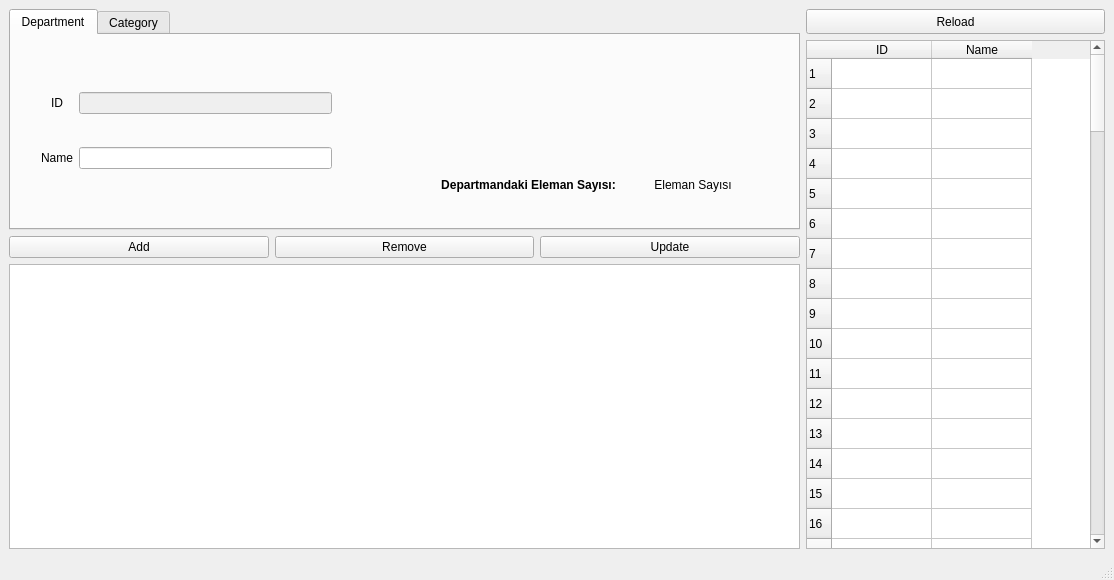
This is Window/ui/SettingWindow.ui in GitHangar/SelCan_Public as Qt 5 draws it before an edit. The edited form follows.
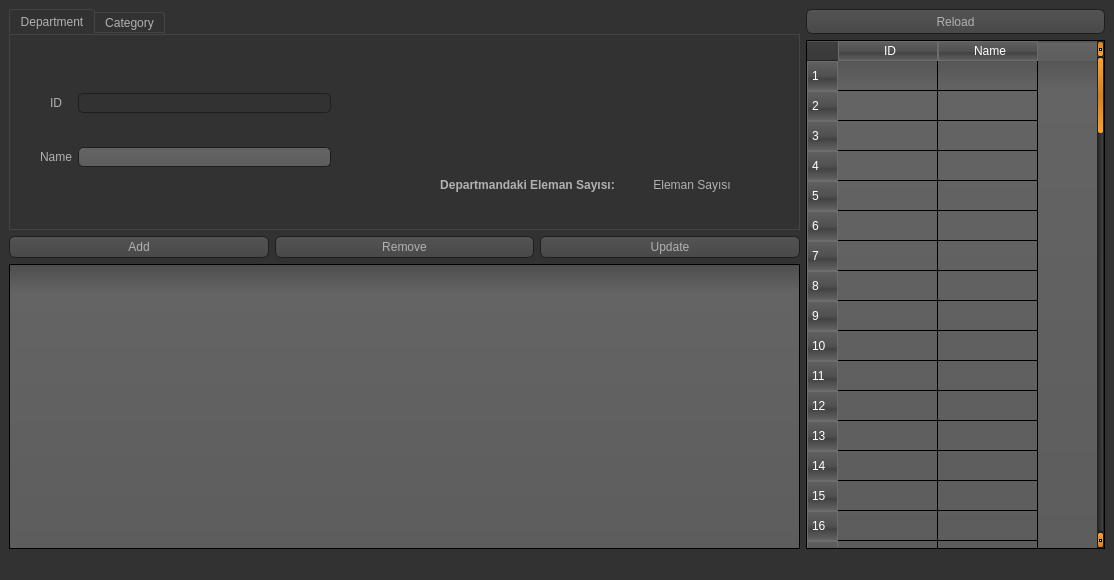
This is the edited form. The open tabs and pages were chosen to show the change. Icons and pictures are not drawn.

What changed in the file:
```diff
--- a/Window/ui/SettingWindow.ui
+++ b/Window/ui/SettingWindow.ui
@@ -13,6 +13,467 @@
   <property name="windowTitle">
    <string>MainWindow</string>
   </property>
+  <property name="styleSheet">
+   <string notr="true">QToolTip
+{
+     border: 1px solid black;
+     background-color: #ffa02f;
+     padding: 1px;
+     border-radius: 3px;
+     opacity: 100;
+}
+
+QWidget
+{
+    color: #b1b1b1;
+    background-color: #323232;
+}
+
+QWidget:item:hover
+{
+    background-color: QLinearGradient( x1: 0, y1: 0, x2: 0, y2: 1, stop: 0 #ffa02f, stop: 1 #ca0619);
+    color: #000000;
+}
+
+QWidget:item:selected
+{
+    background-color: QLinearGradient( x1: 0, y1: 0, x2: 0, y2: 1, stop: 0 #ffa02f, stop: 1 #d7801a);
+}
+
+QMenuBar::item
+{
+    background: transparent;
+}
+
+QMenuBar::item:selected
+{
+    background: transparent;
+    border: 1px solid #ffaa00;
+}
+
+QMenuBar::item:pressed
+{
+    background: #444;
+    border: 1px solid #000;
+    background-color: QLinearGradient(
+        x1:0, y1:0,
+        x2:0, y2:1,
+        stop:1 #212121,
+        stop:0.4 #343434/*,
+        stop:0.2 #343434,
+        stop:0.1 #ffaa00*/
+    );
+    margin-bottom:-1px;
+    padding-bottom:1px;
+}
+
+QMenu
+{
+    border: 1px solid #000;
+}
+
+QMenu::item
+{
+    padding: 2px 20px 2px 20px;
+}
+
+QMenu::item:selected
+{
+    color: #000000;
+}
+
+QWidget:disabled
+{
+    color: #404040;
+    background-color: #323232;
+}
+
+QAbstractItemView
+{
+    background-color: QLinearGradient( x1: 0, y1: 0, x2: 0, y2: 1, stop: 0 #4d4d4d, stop: 0.1 #646464, stop: 1 #5d5d5d);
+}
+
+QWidget:focus
+{
+    /*border: 2px solid QLinearGradient( x1: 0, y1: 0, x2: 0, y2: 1, stop: 0 #ffa02f, stop: 1 #d7801a);*/
+}
+
+QLineEdit
+{
+    background-color: QLinearGradient( x1: 0, y1: 0, x2: 0, y2: 1, stop: 0 #4d4d4d, stop: 0 #646464, stop: 1 #5d5d5d);
+    padding: 1px;
+    border-style: solid;
+    border: 1px solid #1e1e1e;
+    border-radius: 5;
+}
+
+QPushButton
+{
+    color: #b1b1b1;
+    background-color: QLinearGradient( x1: 0, y1: 0, x2: 0, y2: 1, stop: 0 #565656, stop: 0.1 #525252, stop: 0.5 #4e4e4e, stop: 0.9 #4a4a4a, stop: 1 #464646);
+    border-width: 1px;
+    border-color: #1e1e1e;
+    border-style: solid;
+    border-radius: 6;
+    padding: 3px;
+    font-size: 12px;
+    padding-left: 5px;
+    padding-right: 5px;
+}
+
+QPushButton:pressed
+{
+    background-color: QLinearGradient( x1: 0, y1: 0, x2: 0, y2: 1, stop: 0 #2d2d2d, stop: 0.1 #2b2b2b, stop: 0.5 #292929, stop: 0.9 #282828, stop: 1 #252525);
+}
+
+QComboBox
+{
+    selection-background-color: #ffaa00;
+    background-color: QLinearGradient( x1: 0, y1: 0, x2: 0, y2: 1, stop: 0 #565656, stop: 0.1 #525252, stop: 0.5 #4e4e4e, stop: 0.9 #4a4a4a, stop: 1 #464646);
+    border-style: solid;
+    border: 1px solid #1e1e1e;
+    border-radius: 5;
+}
+
+QComboBox:hover,QPushButton:hover
+{
+    border: 2px solid QLinearGradient( x1: 0, y1: 0, x2: 0, y2: 1, stop: 0 #ffa02f, stop: 1 #d7801a);
+}
+
+
+QComboBox:on
+{
+    padding-top: 3px;
+    padding-left: 4px;
+    background-color: QLinearGradient( x1: 0, y1: 0, x2: 0, y2: 1, stop: 0 #2d2d2d, stop: 0.1 #2b2b2b, stop: 0.5 #292929, stop: 0.9 #282828, stop: 1 #252525);
+    selection-background-color: #ffaa00;
+}
+
+QComboBox QAbstractItemView
+{
+    border: 2px solid darkgray;
+    selection-background-color: QLinearGradient( x1: 0, y1: 0, x2: 0, y2: 1, stop: 0 #ffa02f, stop: 1 #d7801a);
+}
+
+QComboBox::drop-down
+{
+     subcontrol-origin: padding;
+     subcontrol-position: top right;
+     width: 15px;
+
+     border-left-width: 0px;
+     border-left-color: darkgray;
+     border-left-style: solid; /* just a single line */
+     border-top-right-radius: 3px; /* same radius as the QComboBox */
+     border-bottom-right-radius: 3px;
+ }
+
+QComboBox::down-arrow
+{
+     image: url(:/down_arrow.png);
+}
+
+QGroupBox:focus
+{
+border: 2px solid QLinearGradient( x1: 0, y1: 0, x2: 0, y2: 1, stop: 0 #ffa02f, stop: 1 #d7801a);
+}
+
+QTextEdit:focus
+{
+    border: 2px solid QLinearGradient( x1: 0, y1: 0, x2: 0, y2: 1, stop: 0 #ffa02f, stop: 1 #d7801a);
+}
+
+QScrollBar:horizontal {
+     border: 1px solid #222222;
+     background: QLinearGradient( x1: 0, y1: 0, x2: 0, y2: 1, stop: 0.0 #121212, stop: 0.2 #282828, stop: 1 #484848);
+     height: 7px;
+     margin: 0px 16px 0 16px;
+}
+
+QScrollBar::handle:horizontal
+{
+      background: QLinearGradient( x1: 0, y1: 0, x2: 1, y2: 0, stop: 0 #ffa02f, stop: 0.5 #d7801a, stop: 1 #ffa02f);
+      min-height: 20px;
+      border-radius: 2px;
+}
+
+QScrollBar::add-line:horizontal {
+      border: 1px solid #1b1b19;
+      border-radius: 2px;
+      background: QLinearGradient( x1: 0, y1: 0, x2: 1, y2: 0, stop: 0 #ffa02f, stop: 1 #d7801a);
+      width: 14px;
+      subcontrol-position: right;
+      subcontrol-origin: margin;
+}
+
+QScrollBar::sub-line:horizontal {
+      border: 1px solid #1b1b19;
+      border-radius: 2px;
+      background: QLinearGradient( x1: 0, y1: 0, x2: 1, y2: 0, stop: 0 #ffa02f, stop: 1 #d7801a);
+      width: 14px;
+     subcontrol-position: left;
+     subcontrol-origin: margin;
+}
+
+QScrollBar::right-arrow:horizontal, QScrollBar::left-arrow:horizontal
+{
+      border: 1px solid black;
+      width: 1px;
+      height: 1px;
+      background: white;
+}
+
+QScrollBar::add-page:horizontal, QScrollBar::sub-page:horizontal
+{
+      background: none;
+}
+
+QScrollBar:vertical
+{
+      background: QLinearGradient( x1: 0, y1: 0, x2: 1, y2: 0, stop: 0.0 #121212, stop: 0.2 #282828, stop: 1 #484848);
+      width: 7px;
+      margin: 16px 0 16px 0;
+      border: 1px solid #222222;
+}
+
+QScrollBar::handle:vertical
+{
+      background: QLinearGradient( x1: 0, y1: 0, x2: 0, y2: 1, stop: 0 #ffa02f, stop: 0.5 #d7801a, stop: 1 #ffa02f);
+      min-height: 20px;
+      border-radius: 2px;
+}
+
+QScrollBar::add-line:vertical
+{
+      border: 1px solid #1b1b19;
+      border-radius: 2px;
+      background: QLinearGradient( x1: 0, y1: 0, x2: 0, y2: 1, stop: 0 #ffa02f, stop: 1 #d7801a);
+      height: 14px;
+      subcontrol-position: bottom;
+      subcontrol-origin: margin;
+}
+
+QScrollBar::sub-line:vertical
+{
+      border: 1px solid #1b1b19;
+      border-radius: 2px;
+      background: QLinearGradient( x1: 0, y1: 0, x2: 0, y2: 1, stop: 0 #d7801a, stop: 1 #ffa02f);
+      height: 14px;
+      subcontrol-position: top;
+      subcontrol-origin: margin;
+}
+
+QScrollBar::up-arrow:vertical, QScrollBar::down-arrow:vertical
+{
+      border: 1px solid black;
+      width: 1px;
+      height: 1px;
+      background: white;
+}
+
+
+QScrollBar::add-page:vertical, QScrollBar::sub-page:vertical
+{
+      background: none;
+}
+
+QTextEdit
+{
+    background-color: #242424;
+}
+
+QPlainTextEdit
+{
+    background-color: #242424;
+}
+
+QHeaderView::section
+{
+    background-color: QLinearGradient(x1:0, y1:0, x2:0, y2:1, stop:0 #616161, stop: 0.5 #505050, stop: 0.6 #434343, stop:1 #656565);
+    color: white;
+    padding-left: 4px;
+    border: 1px solid #6c6c6c;
+}
+
+QCheckBox:disabled
+{
+color: #414141;
+}
+
+QDockWidget::title
+{
+    text-align: center;
+    spacing: 3px; /* spacing between items in the tool bar */
+    background-color: QLinearGradient(x1:0, y1:0, x2:0, y2:1, stop:0 #323232, stop: 0.5 #242424, stop:1 #323232);
+}
+
+QDockWidget::close-button, QDockWidget::float-button
+{
+    text-align: center;
+    spacing: 1px; /* spacing between items in the tool bar */
+    background-color: QLinearGradient(x1:0, y1:0, x2:0, y2:1, stop:0 #323232, stop: 0.5 #242424, stop:1 #323232);
+}
+
+QDockWidget::close-button:hover, QDockWidget::float-button:hover
+{
+    background: #242424;
+}
+
+QDockWidget::close-button:pressed, QDockWidget::float-button:pressed
+{
+    padding: 1px -1px -1px 1px;
+}
+
+QMainWindow::separator
+{
+    background-color: QLinearGradient(x1:0, y1:0, x2:0, y2:1, stop:0 #161616, stop: 0.5 #151515, stop: 0.6 #212121, stop:1 #343434);
+    color: white;
+    padding-left: 4px;
+    border: 1px solid #4c4c4c;
+    spacing: 3px; /* spacing between items in the tool bar */
+}
+
+QMainWindow::separator:hover
+{
+
+    background-color: QLinearGradient(x1:0, y1:0, x2:0, y2:1, stop:0 #d7801a, stop:0.5 #b56c17 stop:1 #ffa02f);
+    color: white;
+    padding-left: 4px;
+    border: 1px solid #6c6c6c;
+    spacing: 3px; /* spacing between items in the tool bar */
+}
+
+QToolBar::handle
+{
+     spacing: 3px; /* spacing between items in the tool bar */
+     background: url(:/images/handle.png);
+}
+
+QMenu::separator
+{
+    height: 2px;
+    background-color: QLinearGradient(x1:0, y1:0, x2:0, y2:1, stop:0 #161616, stop: 0.5 #151515, stop: 0.6 #212121, stop:1 #343434);
+    color: white;
+    padding-left: 4px;
+    margin-left: 10px;
+    margin-right: 5px;
+}
+
+QProgressBar
+{
+    border: 2px solid grey;
+    border-radius: 5px;
+    text-align: center;
+}
+
+QProgressBar::chunk
+{
+    background-color: #d7801a;
+    width: 2.15px;
+    margin: 0.5px;
+}
+
+QTabBar::tab {
+    color: #b1b1b1;
+    border: 1px solid #444;
+    border-bottom-style: none;
+    background-color: #323232;
+    padding-left: 10px;
+    padding-right: 10px;
+    padding-top: 3px;
+    padding-bottom: 2px;
+    margin-right: -1px;
+}
+
+QTabWidget::pane {
+    border: 1px solid #444;
+    top: 1px;
+}
+
+QTabBar::tab:last
+{
+    margin-right: 0; /* the last selected tab has nothing to overlap with on the right */
+    border-top-right-radius: 3px;
+}
+
+QTabBar::tab:first:!selected
+{
+ margin-left: 0px; /* the last selected tab has nothing to overlap with on the right */
+
+
+    border-top-left-radius: 3px;
+}
+
+QTabBar::tab:!selected
+{
+    color: #b1b1b1;
+    border-bottom-style: solid;
+    margin-top: 3px;
+    background-color: QLinearGradient(x1:0, y1:0, x2:0, y2:1, stop:1 #212121, stop:.4 #343434);
+}
+
+QTabBar::tab:selected
+{
+    border-top-left-radius: 3px;
+    border-top-right-radius: 3px;
+    margin-bottom: 0px;
+}
+
+QTabBar::tab:!selected:hover
+{
+    /*border-top: 2px solid #ffaa00;
+    padding-bottom: 3px;*/
+    border-top-left-radius: 3px;
+    border-top-right-radius: 3px;
+    background-color: QLinearGradient(x1:0, y1:0, x2:0, y2:1, stop:1 #212121, stop:0.4 #343434, stop:0.2 #343434, stop:0.1 #ffaa00);
+}
+
+QRadioButton::indicator:checked, QRadioButton::indicator:unchecked{
+    color: #b1b1b1;
+    background-color: #323232;
+    border: 1px solid #b1b1b1;
+    border-radius: 6px;
+}
+
+QRadioButton::indicator:checked
+{
+    background-color: qradialgradient(
+        cx: 0.5, cy: 0.5,
+        fx: 0.5, fy: 0.5,
+        radius: 1.0,
+        stop: 0.25 #ffaa00,
+        stop: 0.3 #323232
+    );
+}
+
+QCheckBox::indicator{
+    color: #b1b1b1;
+    background-color: #323232;
+    border: 1px solid #b1b1b1;
+    width: 9px;
+    height: 9px;
+}
+
+QRadioButton::indicator
+{
+    border-radius: 6px;
+}
+
+QRadioButton::indicator:hover, QCheckBox::indicator:hover
+{
+    border: 1px solid #ffaa00;
+}
+
+QCheckBox::indicator:checked
+{
+    image:url(:/images/checkbox.png);
+}
+
+QCheckBox::indicator:disabled, QRadioButton::indicator:disabled
+{
+    border: 1px solid #444;
+}</string>
+  </property>
   <widget class="QWidget" name="centralwidget">
    <layout class="QGridLayout" name="gridLayout_2">
     <item row="0" column="0" rowspan="2">
```
Left out of the diff: 15 changed lines with no effect on the pictures.
